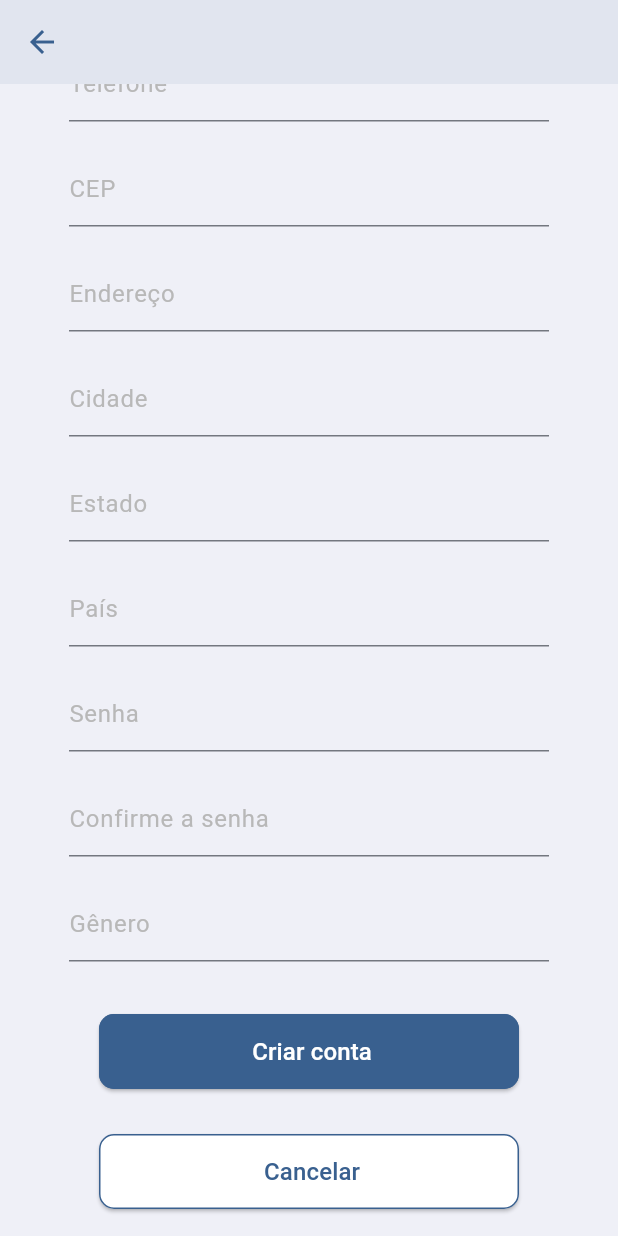
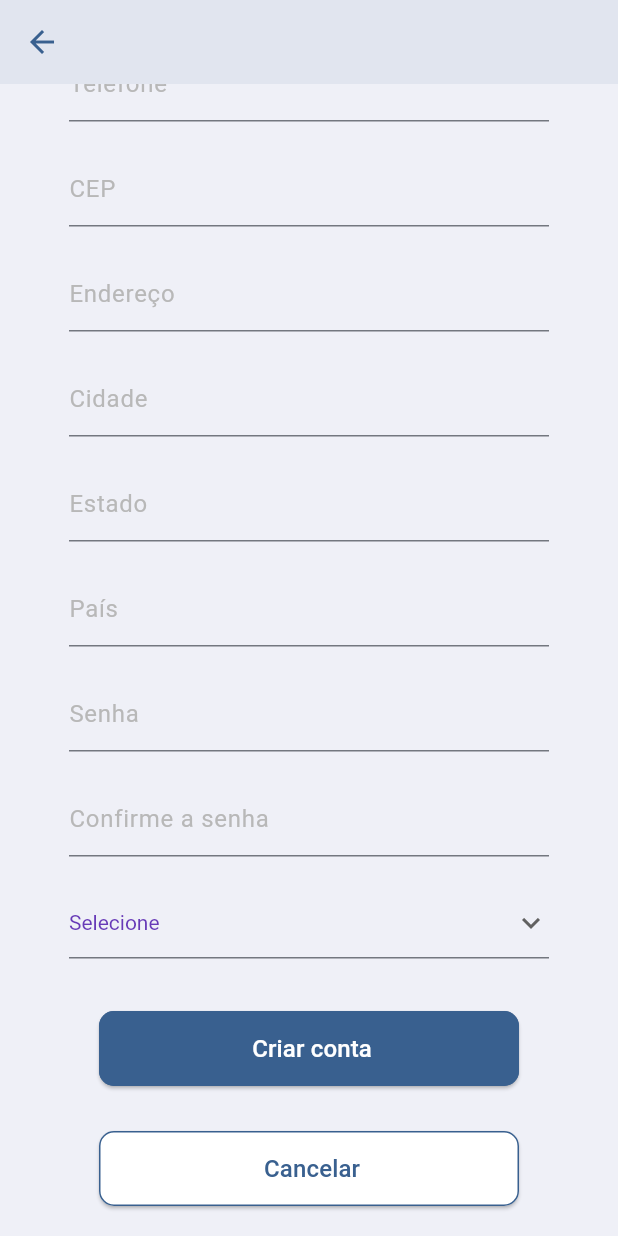
Before and after one commit to jady-lima/LevaEu, a Flutter app: the Registration screen opened directly, scrolled down 398 dp, on a phone screen of 412 x 824 dp. Run offline on Flutter 3.47's test engine with Material 3 defaults, Android fonts, the phone set to English and light mode, and no system bars.

Commit message:
Validação Registration
Validação dos campos da tela de cadastro das informações pessoais

```diff
--- a/levaeu_mobile/lib/ui/registration.dart
+++ b/levaeu_mobile/lib/ui/registration.dart
@@ -1,4 +1,8 @@
 import 'package:flutter/material.dart';
+import 'package:levaeu_mobile/ui/home_login.dart';
+import 'package:levaeu_mobile/utils/drop_down_menu.dart';
+import 'package:levaeu_mobile/utils/elevated_buttons.dart';
+import 'package:levaeu_mobile/utils/text_fields_forms.dart';
 
 class Registration extends StatefulWidget{
   @override
@@ -17,6 +21,9 @@ class _RegistrationState extends State<Registration> {
   final passwordConfController = TextEditingController();
   final zipcodeController = TextEditingController();
   final genderController = TextEditingController();
+  final _formKeyRegistration = GlobalKey<FormState>();
+
+  String dropdownValue = genderList.first;
 
   @override
   Widget build(BuildContext context) {
@@ -35,6 +42,7 @@ class _RegistrationState extends State<Registration> {
           Column(
             children: <Widget>[
 
+              //Container: Icon
               Container(
                 padding: const EdgeInsets.all(10),
                 width: 120,
@@ -42,6 +50,7 @@ class _RegistrationState extends State<Registration> {
                 child: const Icon(Icons.account_circle_rounded, color: Color.fromRGBO(57, 96, 143, 1.0), size: 100,)
               ),
 
+              //Container: Titulo Principal
               Container(
                 padding: const EdgeInsets.all(0),
                 margin: const EdgeInsets.only(top: 10, bottom: 10),
@@ -58,6 +67,7 @@ class _RegistrationState extends State<Registration> {
                 ),
               ),
 
+              //Container: Titulo Secundário
               Container(
                 padding: const EdgeInsetsDirectional.all(5),
                 constraints: const BoxConstraints(maxWidth: 300),
@@ -73,87 +83,117 @@ class _RegistrationState extends State<Registration> {
                 ),
               ),
 
+              Form(
+                key: _formKeyRegistration,
+                child: Column(
+                  crossAxisAlignment: CrossAxisAlignment.center,
+                  children: <Widget> [
+
+                    //Container/TextFormField: Nome
                     Container(
                       padding: const EdgeInsets.only(top: 15, bottom: 5),
                       constraints: const BoxConstraints(maxWidth: 320),
-                child: buildTextField("Nome", TextInputType.text, nameController, false)
+                      child: TextFieldsForms.buildTextFormField("Nome", TextInputType.text, nameController, false, ValidationType.name, TextFieldsForms.saveFormFieldValue)
                     ),
 
+                    //Container/TextFormField: Email
                     Container(
                       padding: const EdgeInsets.only(top: 15, bottom: 5),
                       constraints: const BoxConstraints(maxWidth: 320),
-                child: buildTextField("Email", TextInputType.emailAddress, emailController, false)
+                      child: TextFieldsForms.buildTextFormField("Email", TextInputType.emailAddress, emailController, false, ValidationType.email, TextFieldsForms.saveFormFieldValue)
                     ),
 
+                    //Container/TextFormField: Telefone
                     Container(
                       padding: const EdgeInsets.only(top: 15, bottom: 5),
                       constraints: const BoxConstraints(maxWidth: 320),
-                child: buildTextField("Telefone", TextInputType.phone, phoneController, false)
+                      child: TextFieldsForms.buildTextFormField("Telefone", TextInputType.phone, phoneController, false, ValidationType.phone, TextFieldsForms.saveFormFieldValue)
                     ),
 
+                    //Container/TextFormField: CEP
                     Container(
                       padding: const EdgeInsets.only(top: 15, bottom: 5),
                       constraints: const BoxConstraints(maxWidth: 320),
-                child: buildTextField("CEP", TextInputType.number, zipcodeController, false)
+                      child: TextFieldsForms.buildTextFormField("CEP", TextInputType.number, zipcodeController, false, ValidationType.zipcode, TextFieldsForms.saveFormFieldValue)
                     ),
 
+                    //Container/TextFormField: Endereço
                     Container(
                       padding: const EdgeInsets.only(top: 15, bottom: 5),
                       constraints: const BoxConstraints(maxWidth: 320),
-                child: buildTextField("Endereço", TextInputType.text, addressController, false)
+                      child: TextFieldsForms.buildTextFormField("Endereço", TextInputType.text, addressController, false, ValidationType.address, TextFieldsForms.saveFormFieldValue)
                     ),
 
+                    //Container/TextFormField: Cidade
                     Container(
                       padding: const EdgeInsets.only(top: 15, bottom: 5),
                       constraints: const BoxConstraints(maxWidth: 320),
-                child: buildTextField("Cidade", TextInputType.text, cityController, false)
+                      child: TextFieldsForms.buildTextFormField("Cidade", TextInputType.text, cityController, false, ValidationType.name, TextFieldsForms.saveFormFieldValue)
                     ),
 
+                    //Container/TextFormField: Estado
                     Container(
                       padding: const EdgeInsets.only(top: 15, bottom: 5),
                       constraints: const BoxConstraints(maxWidth: 320),
-                child: buildTextField("Estado", TextInputType.text, stateController,false)
+                      child: TextFieldsForms.buildTextFormField("Estado", TextInputType.text, stateController,false, ValidationType.name, TextFieldsForms.saveFormFieldValue)
                     ),
 
+                    //Container/TextFormField: País
                     Container(
                       padding: const EdgeInsets.only(top: 15, bottom: 5),
                       constraints: const BoxConstraints(maxWidth: 320),
-                child: buildTextField("País", TextInputType.text, countryController, false)
+                      child: TextFieldsForms.buildTextFormField("País", TextInputType.text, countryController, false, ValidationType.name, TextFieldsForms.saveFormFieldValue)
                     ),
 
+                    //Container/TextFormField: Senha
                     Container(
                       padding: const EdgeInsets.only(top: 15, bottom: 5),
                       constraints: const BoxConstraints(maxWidth: 320),
-                child: buildTextField("Senha", TextInputType.visiblePassword, passwordController, true)
+                      child: TextFieldsForms.buildTextFormField("Senha", TextInputType.visiblePassword, passwordController, true,ValidationType.password, TextFieldsForms.saveFormFieldValue)
                     ),
 
+                    //Container/TextFormField: Confirmação de Senha
                     Container(
                       padding: const EdgeInsets.only(top: 15, bottom: 5),
                       constraints: const BoxConstraints(maxWidth: 320),
-                child: buildTextField("Confirme a senha", TextInputType.visiblePassword, passwordConfController, true)
+                      child: TextFieldsForms.buildTextFormField("Confirme a senha", TextInputType.visiblePassword, passwordConfController, true, ValidationType.password, TextFieldsForms.saveFormFieldValue)
                     ),
 
+                    //Container/TextFormField: Gênero
                     Container(
                       padding: const EdgeInsets.only(top: 15, bottom: 5),
                       constraints: const BoxConstraints(maxWidth: 320),
-                child: buildTextField("Gênero", TextInputType.emailAddress, nameController, false)
+                      child: DropDownMenus.buildDropDownButton(dropdownValue,
+                        (String? value) {
+                          setState(() {
+                            dropdownValue = value!;
+                          });
+                        },
+                      ),
                     ),
 
+                    //Container/ElevatedButton: Criar conta
                     Container(
                       constraints: const BoxConstraints(maxWidth: 300),
                       padding: const EdgeInsets.all(10),
                       margin: const EdgeInsets.only(top: 20),
                       alignment: Alignment.center,
-                child: buildElevatedButton(const Color.fromRGBO(57, 96, 143, 1.0), const Color.fromRGBO(255, 255, 255, 1), const Color.fromRGBO(57, 96, 143, 1.0), 320, 50, "Criar conta", context, Registration())
+                      child: ElevatedButtonsForms.buildElevatedButton(const Color.fromRGBO(57, 96, 143, 1.0), const Color.fromRGBO(255, 255, 255, 1), const Color.fromRGBO(57, 96, 143, 1.0), 320, 50, "Criar conta", context, Registration(), _formKeyRegistration)
                     ),
 
+                    //Container/ElevatedButton: Cancelar
                     Container(
                       constraints: const BoxConstraints(maxWidth: 300, minWidth: 250),
                       padding: const EdgeInsets.all(10),
                       margin: const EdgeInsets.all(10),
                       alignment: Alignment.center,
-                child: buildElevatedButton(Colors.white, const Color.fromRGBO(57, 96, 143, 1.0), const Color.fromRGBO(57, 96, 143, 1.0), 320, 50,"Cancelar", context, Registration())
+                      child: ElevatedButtonsForms.buildElevatedButton(Colors.white, const Color.fromRGBO(57, 96, 143, 1.0), const Color.fromRGBO(57, 96, 143, 1.0), 320, 50,"Cancelar", context, Homelogin(), null)
                     ),
+
+                  ],
+                ),
+              )
+
             ],
           )
 
@@ -162,44 +202,4 @@ class _RegistrationState extends State<Registration> {
     );
   }
 
-  Widget buildTextField(String label, TextInputType inputType, TextEditingController controller, bool pass) {
-    return TextField (
-      controller: controller,
-      obscureText: pass,
-      decoration: InputDecoration(
-        border: const UnderlineInputBorder(),
-        labelText: label,
-        labelStyle: const TextStyle(color: Color.fromRGBO(184, 184, 184, 1)),
-      ),
-      style: const TextStyle(color: Color.fromRGBO(57, 96, 143, 1.0), fontSize: 12.0),
-      keyboardType: inputType
-    );
 }
-
-  Widget buildElevatedButton(Color? colorButton, Color? colorText, Color colorBorder, double sizeWidth, double sizeHeight, String text, BuildContext context, Widget f){
-    return ElevatedButton(
-      style: ElevatedButton.styleFrom(
-        minimumSize: Size(sizeWidth, sizeHeight),
-        backgroundColor: colorButton,
-        shape: RoundedRectangleBorder(
-          borderRadius: BorderRadius.circular(10),
-        ),
-        side:  BorderSide(
-          color: colorBorder
-        )
-      ),
-      child:
-        Text(
-          " $text",
-          textAlign: TextAlign.center,
-          style: TextStyle(
-            color: colorText,
-            fontSize: 16,
-          ),
-        ),
-      onPressed: (){
-        Navigator.push(context, MaterialPageRoute(builder: (context) => f));
-      },
-    );
-  }
-}
--- /dev/null
+++ b/levaeu_mobile/lib/utils/drop_down_menu.dart
@@ -0,0 +1,28 @@
+import "package:flutter/material.dart";
+
+const List<String> genderList = <String>['','Feminino', 'Masculino', 'Prefiro não informar'];
+
+class DropDownMenus{
+
+  static Widget buildDropDownButton(String dropdownValue, ValueChanged<String?> onChanged,) {
+    return DropdownButtonFormField<String>(
+      value: dropdownValue,
+      icon: const Icon(Icons.keyboard_arrow_down),
+      elevation: 16,
+      style: const TextStyle(color: Colors.deepPurple),
+      validator: (value) {
+        if (value == null || value.isEmpty) {
+          return 'Por favor, selecione uma opção';
+        }
+        return null;
+      },
+      onChanged: onChanged,
+      items: genderList.map<DropdownMenuItem<String>>((String value) {
+        return DropdownMenuItem<String>(
+          value: value,
+          child: Text(value.isNotEmpty ? value : 'Selecione'),
+        );
+      }).toList(),
+    );
+  }
+}
--- a/levaeu_mobile/lib/utils/text_fields_forms.dart
+++ b/levaeu_mobile/lib/utils/text_fields_forms.dart
@@ -2,9 +2,13 @@ import "package:flutter/material.dart";
 
 enum ValidationType {
   notEmpty,
+  name,
   email,
   password,
   phone,
+  zipcode,
+  address,
+  emailOrPhone,
 }
 
 class TextFieldsForms {
@@ -16,6 +20,9 @@ class TextFieldsForms {
       case ValidationType.notEmpty:
         validator = validateNotEmpty;
         break;
+      case ValidationType.name:
+        validator = validateName;
+        break;
       case ValidationType.email:
         validator = validateEmail;
         break;
@@ -24,6 +31,15 @@ class TextFieldsForms {
         break;
       case ValidationType.phone:
         validator = validatePhone;
+        break;
+      case ValidationType.zipcode:
+        validator = validateZipcode;
+        break;
+      case ValidationType.address:
+        validator = validateAddress;
+        break;
+      case ValidationType.emailOrPhone:
+        validator = validateEmailOrPhone;
         break;
     }
 
@@ -48,9 +64,19 @@ class TextFieldsForms {
   }
 
   static String? validateNotEmpty(String? value) {
-    final emailRegex = RegExp(r'^[\w-\.]+@([\w-]+\.)+[\w-]{2,4}$');
     if (value == null || value.isEmpty) {
-      return 'Por favor, insira um email.';
+      return 'Por favor, preencha o campo abaixo.';
+    }
+    return null;
+  }
+
+  static String? validateName(String? value) {
+    final nameRegex = RegExp(r'^(?! )[a-zA-Z ]{3,}$');
+    if (value == null || value.isEmpty) {
+      return 'Por favor, insira seu nome.';
+    }
+    if (!nameRegex.hasMatch(value)) {
+      return 'Por favor, insira um nome válido.';
     }
     return null;
   }
@@ -79,13 +105,53 @@ class TextFieldsForms {
   }
 
   static String? validatePhone(String? value) {
-    final phoneRegex = RegExp(r'^\([0-9]{2}\) [0-9]{5}-[0-9]{4}$');
+    final phoneRegex = RegExp(r'^[0-9]{2} [0-9]{5}-[0-9]{4}$');
     if (value == null || value.isEmpty) {
       return 'Por favor, insira seu número de telefone';
     }
 
     if (!phoneRegex.hasMatch(value)) {
-      return 'Por favor, insira um telefone válido, no formato: (xx) 9xxxx-xxxx.';
+      return 'Por favor, insira um telefone no formato: xx 9xxxx-xxxx.';
+    }
+
+    return null;
+  }
+
+  static String? validateZipcode(String? value) {
+    final zipCodeRegex = RegExp(r'^[0-9]{5}-[0-9]{3}$');
+    if (value == null || value.isEmpty) {
+      return 'Por favor, insira seu número CEP';
+    }
+
+    if (!zipCodeRegex.hasMatch(value)) {
+      return 'Por favor, insira um CEP válido, no formato: xxxxx-xxx.';
+    }
+
+    return null;
+  }
+
+  static String? validateAddress(String? value) {
+    final addressRegex = RegExp(r'^(?! )[a-zA-Z 0-9]{3,}$');
+    if (value == null || value.isEmpty) {
+      return 'Por favor, insira seu endereço';
+    }
+    if(!addressRegex.hasMatch(value)){
+      return 'Por favor, insira um endereço válido';
+    }
+
+    return null;
+  }
+
+  static String? validateEmailOrPhone(String? value){
+    final phoneRegex = RegExp(r'^[0-9]{2} [0-9]{5}-[0-9]{4}$');
+    final emailRegex = RegExp(r'^[\w-\.]+@([\w-]+\.)+[\w-]{2,4}$');
+
+    if (value == null || value.isEmpty) {
+      return 'Por favor, preencha o campo';
+    }
+
+    if (!phoneRegex.hasMatch(value) && !emailRegex.hasMatch(value)) {
+      return 'Por favor, insira seu email ou telefone';
     }
 
     return null;
```
Also changed, not shown: levaeu_mobile/lib/ui/login.dart (+5 -5 lines). Lines whose indentation alone changed are shown as unchanged.
